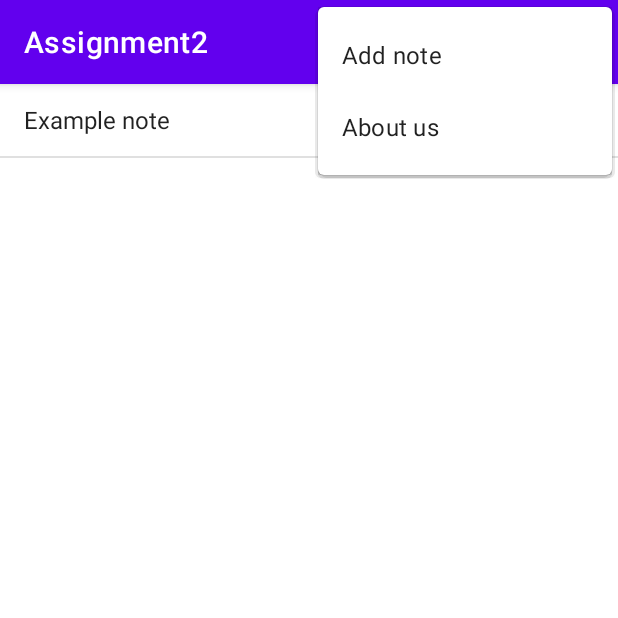
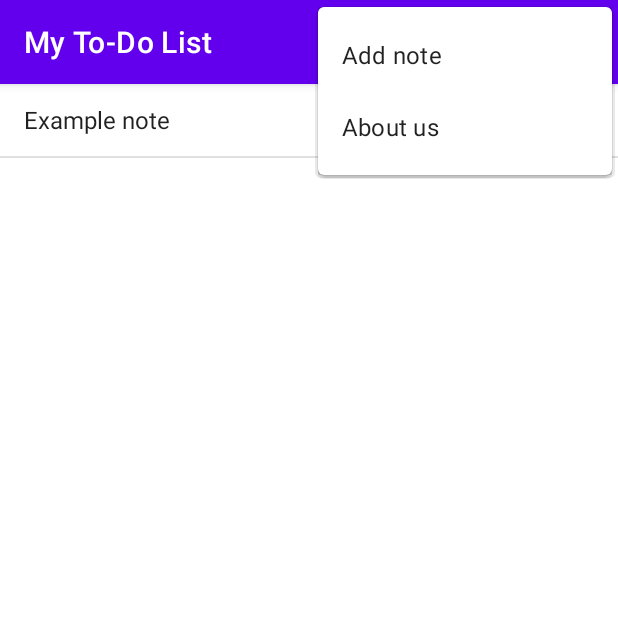
Before and after one commit to dionnieteh/to-do-list, an Android app: the screen it shows after launch (MainActivity), with the options menu open, on a phone screen of 412 x 824 dp, the top half of it. Run offline under Robolectric (Android 15) with nearby library versions, the phone set to English and light mode, and no system bars.

Commit message:
commit small adjustments on original code

```diff
--- a/app/src/main/res/menu/main_menu.xml
+++ b/app/src/main/res/menu/main_menu.xml
@@ -1,6 +1,9 @@
 <?xml version="1.0" encoding="utf-8"?>
 <menu xmlns:android="http://schemas.android.com/apk/res/android">
-    <item android:id="@+id/add_note" android:title="Add note"></item>
-
-    <item android:id="@+id/about_us" android:title="About us"></item>
+    <item
+        android:id="@+id/add_note"
+        android:title="@string/menuItem1" />
+    <item
+        android:id="@+id/about_us"
+        android:title="@string/menuItem2" />
 </menu>
--- a/app/src/main/res/values/strings.xml
+++ b/app/src/main/res/values/strings.xml
@@ -1,3 +1,5 @@
 <resources>
-    <string name="app_name">Assignment2</string>
+    <string name="app_name">My To-Do List</string>
+    <string name="menuItem1">Add note</string>
+    <string name="menuItem2">About us</string>
 </resources>
```
Also changed, not shown: app/src/main/java/com/example/assignment2/MainActivity.java (+6 -159 lines), app/src/main/java/com/example/assignment2/note_editor.java (+36 -120 lines).
